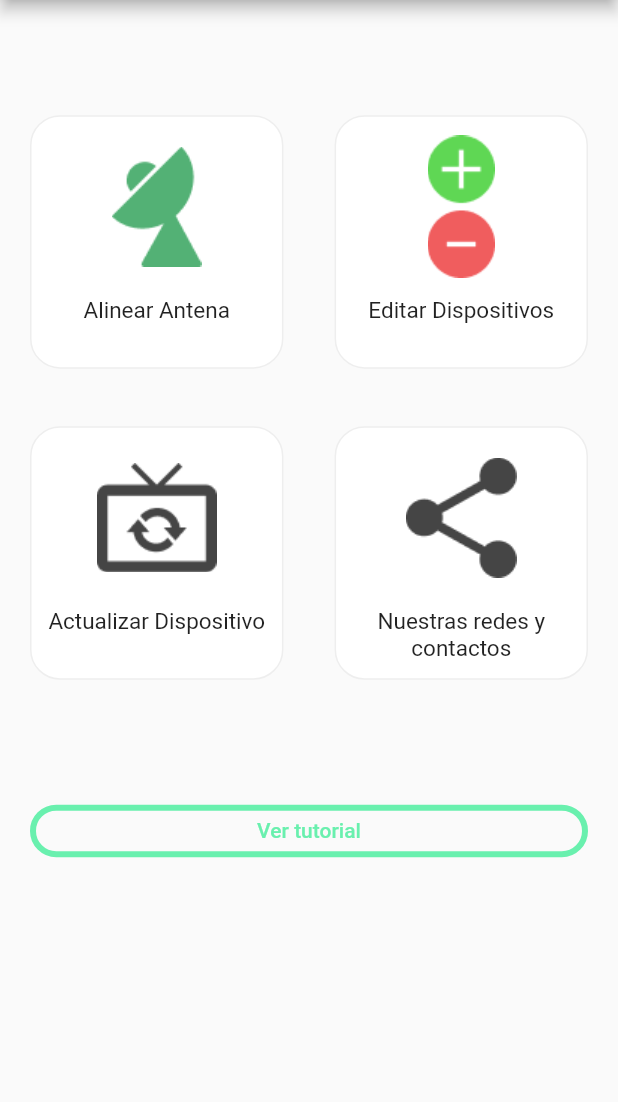
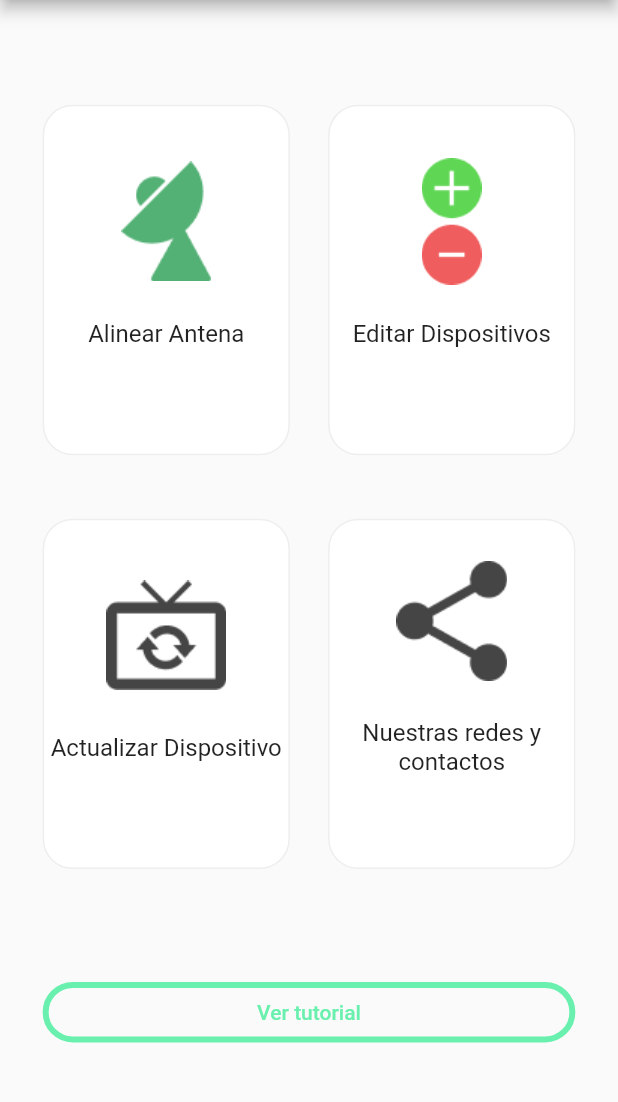
Before and after one commit to GaboLozaLucero/gyroscope, a Flutter app: the screen it shows after launch, on a phone screen of 412 x 824 dp, the part 84-1186 px from its top. Run offline on Flutter 3.47's test engine with Material 2 defaults, Android fonts, the phone set to English and light mode, and no system bars; our stand-ins replace flutter_compass, flutter_svg, get, sensors; missing offline and left inert: vibrate.

Commit message:
sizes according with mockups scale

```diff
--- a/lib/pages/congrats_page.dart
+++ b/lib/pages/congrats_page.dart
@@ -20,6 +20,7 @@ class CongratsPage extends StatelessWidget {
             onPressed: () =>
                 Get.off(() => CompassPage(), transition: Transition.zoom),
             message: 'Volver a Empezar',
+            size: size,
           )
         ]),
       ),
--- a/lib/pages/home_page.dart
+++ b/lib/pages/home_page.dart
@@ -8,18 +8,19 @@ class HomePage extends StatelessWidget {
   Widget build(BuildContext context) {
     final Size size0 = MediaQuery.of(context).size;
     final appBar = AppBar(
-      title: Text('BestSat'),
+      title: Text('BestSat', style: TextStyle(fontSize: 20),),
       centerTitle: true,
     );
     final height = MediaQuery.of(context).size.height -
         appBar.preferredSize.height -
         MediaQuery.of(context).padding.top;
     final size = Size(size0.width, height);
+    //print(size);
     return Scaffold(
       appBar: appBar,
       body: Container(
         padding:
-            EdgeInsets.symmetric(horizontal: 20.0, vertical: size.height * 0.1),
+            EdgeInsets.symmetric(horizontal: size.width*0.069, vertical: size.height * 0.091),
         child: Column(
           children: [
             Row(
@@ -27,7 +28,7 @@ class HomePage extends StatelessWidget {
               children: [
                 _menuButton('assets/satellite_dish.png', 'Alinear Antena', size,
                     () {
-                  Get.off(() => CompassPage(),
+                  Get.to(() => CompassPage(),
                       transition: Transition.rightToLeft, arguments: [size]);
                 }),
                 Expanded(
@@ -39,7 +40,7 @@ class HomePage extends StatelessWidget {
               ],
             ),
             SizedBox(
-              height: size.height * 0.05,
+              height: size.height * 0.055,
             ),
             Row(
               mainAxisAlignment: MainAxisAlignment.center,
@@ -55,14 +56,14 @@ class HomePage extends StatelessWidget {
               ],
             ),
             SizedBox(
-              height: size.height * 0.1,
+              height: size.height * 0.093,
             ),
             OutlinedButton(
               onPressed: () {},
               child: Text('Ver tutorial'),
               style: ButtonStyle(
                 minimumSize:
-                    MaterialStateProperty.all<Size>(Size(double.infinity, 35)),
+                    MaterialStateProperty.all<Size>(Size(double.infinity, size.height*0.0525)),
                 foregroundColor:
                     MaterialStateProperty.all<Color>(Colors.greenAccent),
                 side: MaterialStateProperty.all<BorderSide>(
@@ -82,28 +83,32 @@ class HomePage extends StatelessWidget {
     return InkWell(
       onTap: onPressed,
       child: Container(
-        height: size.height * 0.22,
-        width: size.height * 0.22,
+        height: size.height * 0.3042,
+        width: size.width * 0.4,
         decoration: BoxDecoration(
             border: Border.all(color: Colors.grey[200]),
             color: Colors.white,
             borderRadius: BorderRadius.circular(20)),
         child: Column(
+          mainAxisAlignment: MainAxisAlignment.center,
           crossAxisAlignment: CrossAxisAlignment.center,
           children: [
             Image(
               image: AssetImage(asset),
-              height: 120,
+              height: size.height*0.11,
+            ),
+            SizedBox(
+              height: size.height* 0.03,
             ),
             Text(
               description,
               textAlign: TextAlign.center,
               style: TextStyle(
-                fontSize: 15,
+                fontSize: 16,
               ),
             ),
             SizedBox(
-              height: 15,
+              height: size.height* 0.047,
             )
           ],
         ),
--- a/lib/widgets/compass.dart
+++ b/lib/widgets/compass.dart
@@ -15,8 +15,8 @@ class Compass extends StatelessWidget {
     return Container(
       margin: EdgeInsets.zero,
       padding: EdgeInsets.zero,
-      height: size.height * 0.45,
-      width: size.height * 0.45,
+      height: size.height * 0.3,
+      width: size.height * 0.3,
       decoration: BoxDecoration(
           borderRadius: BorderRadius.circular(1000),
           border: Border.all(width: 2.0, color: Colors.black)),
```
Also changed, not shown: lib/controllers/inclination_controller.dart (+10 -3 lines), lib/pages/compass_page.dart (+14 -9 lines), lib/pages/inclination_page.dart (+21 -11 lines), lib/widgets/app_bar.dart (added, +38 -0 lines), lib/widgets/background_border.dart (added, +24 -0 lines), lib/widgets/next_button.dart (+24 -10 lines).
